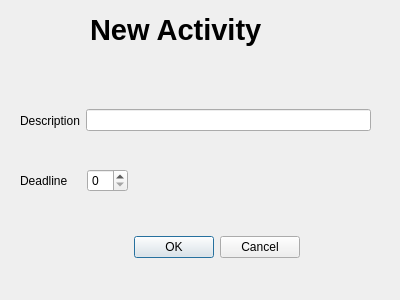
This is src/qt/insertnewactivity.ui in dgraziotin/Pomotux as Qt 5 draws it before an edit. The edited form follows.
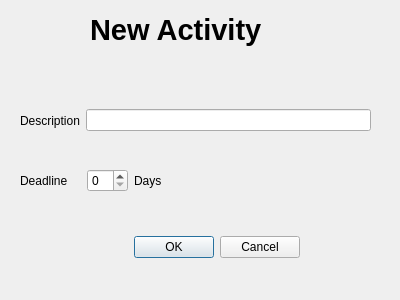
This is the edited form.

```diff
--- a/src/qt/insertnewactivity.ui
+++ b/src/qt/insertnewactivity.ui
@@ -78,6 +78,13 @@
     <item>
      <widget class="QSpinBox" name="iaDeadlineSpinBox"/>
     </item>
+    <item>
+     <widget class="QLabel" name="label_2">
+      <property name="text">
+       <string>Days</string>
+      </property>
+     </widget>
+    </item>
     <item>
      <spacer name="horizontalSpacer">
       <property name="orientation">
```
